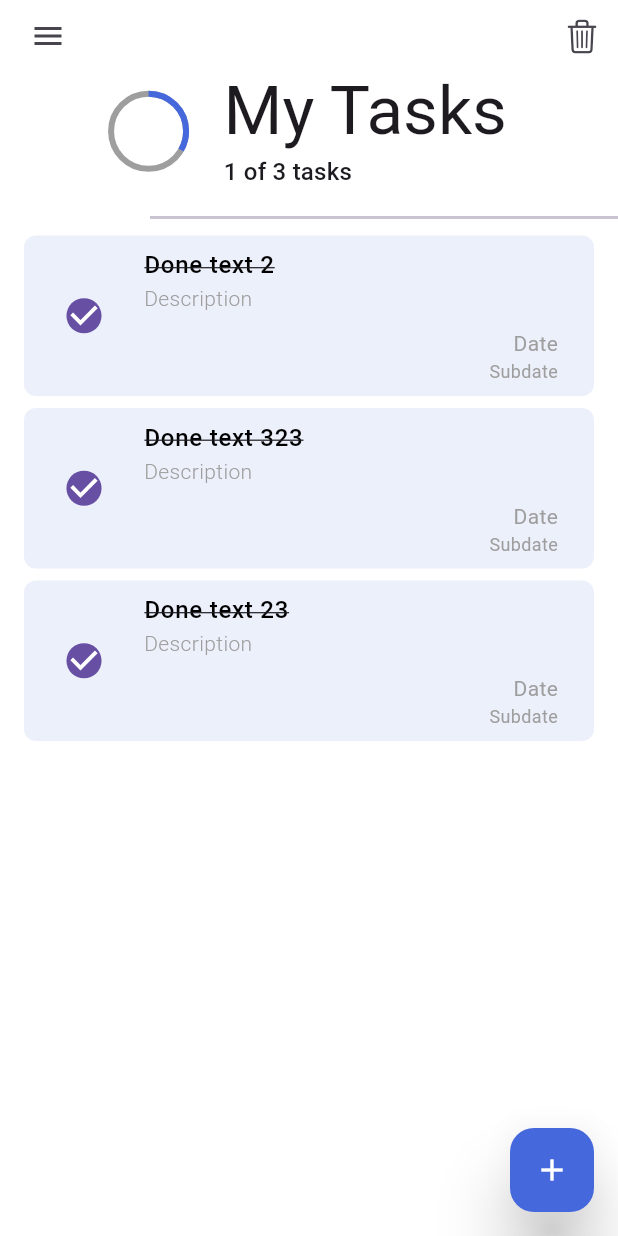
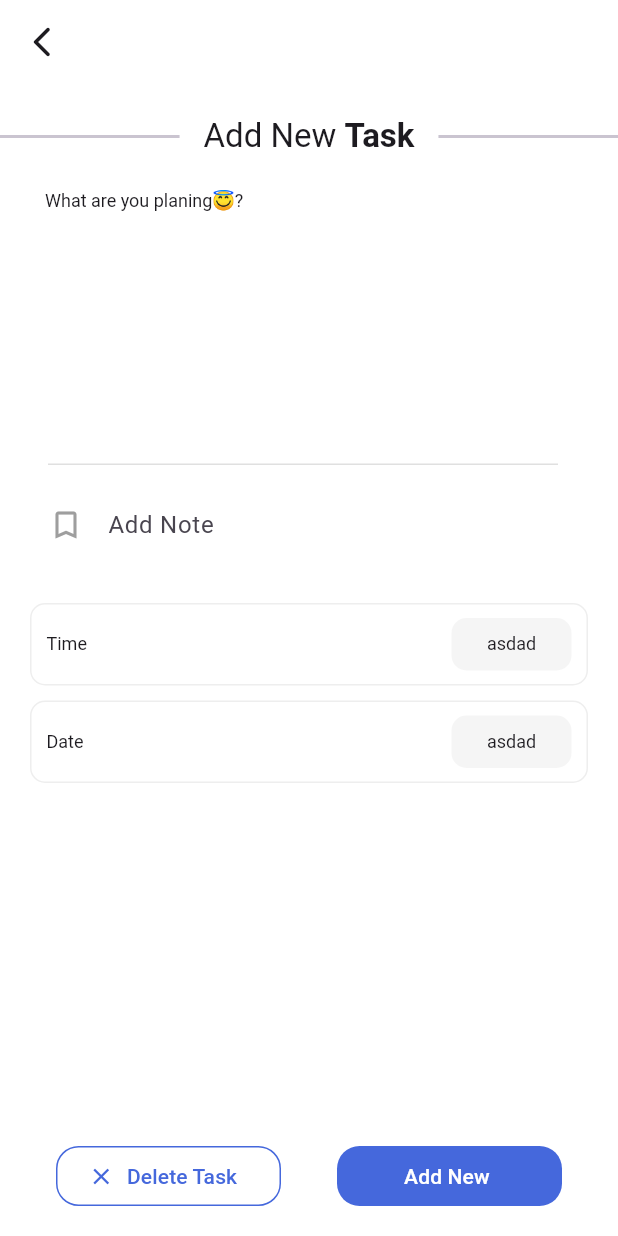
Before and after one commit to fjr619/Flutter-Todo-Hive, a Flutter app: the screen it shows after launch, after a tap on the "add" icon, on a phone screen of 412 x 824 dp. Run offline on Flutter 3.47's test engine with Material 3 defaults, Android fonts, the phone set to English and light mode, and no system bars; drawn by our look-alikes of flutter_slider_drawer; our stand-ins replace animate_do, gap, lottie; missing offline and left inert: flutter_cupertino_date_picker_fork.

Commit message:
create task screen

```diff
--- a/lib/presentation/screens/home/components/fab.dart
+++ b/lib/presentation/screens/home/components/fab.dart
@@ -1,6 +1,8 @@
 import 'dart:developer';
 
+import 'package:flutter/cupertino.dart';
 import 'package:flutter/material.dart';
+import 'package:flutter_todo_hive/presentation/screens/task/task_screen.dart';
 
 import '../../../utils/colors.dart';
 
@@ -15,8 +17,13 @@ class FAB extends StatelessWidget {
       backgroundColor: AppColors.primaryColor,
       elevation: 20,
       onPressed: () {
-        //navigate to task view
-        log("task view");
+        //TODO pakai go router
+        Navigator.push(
+          context,
+          CupertinoPageRoute(
+            builder: (context) => const TaskScreen(),
+          ),
+        );
       },
       child: const Icon(
         Icons.add,
--- /dev/null
+++ b/lib/presentation/screens/task/components/date_time_selection.dart
@@ -0,0 +1,79 @@
+import 'dart:developer';
+
+import 'package:flutter/material.dart';
+import 'package:flutter_cupertino_date_picker_fork/flutter_cupertino_date_picker_fork.dart';
+import 'package:intl/intl.dart';
+
+import '../../../utils/strings.dart';
+
+class DateTimeSelection extends StatelessWidget {
+  const DateTimeSelection(
+      {super.key, required this.title, required this.onTap, required this.margin});
+
+  final String title;
+  final VoidCallback onTap;
+  final EdgeInsetsGeometry margin;
+
+  @override
+  Widget build(BuildContext context) {
+    TextTheme textTheme = Theme.of(context).textTheme;
+    return Container(
+      margin: margin,
+      width: double.infinity,
+      height: 55,
+      decoration: BoxDecoration(
+        color: Colors.white,
+        border: Border.all(color: Colors.grey.shade200, width: 1),
+        borderRadius: BorderRadius.circular(10),
+      ),
+      child: Row(
+        mainAxisAlignment: MainAxisAlignment.spaceBetween,
+        crossAxisAlignment: CrossAxisAlignment.center,
+        children: [
+          Padding(
+            padding: const EdgeInsets.only(left: 10),
+            child: Text(
+              title,
+              style: textTheme.headlineSmall?.copyWith(fontSize: 12),
+            ),
+          ),
+          Container(
+            margin: const EdgeInsets.only(right: 10),
+            width: 80,
+            height: 35,
+            decoration: BoxDecoration(
+                borderRadius: BorderRadius.circular(10),
+                color: Colors.grey.shade100),
+            child: Material(
+              color: Colors.transparent,
+              child: InkWell(
+                borderRadius: BorderRadius.circular(10),
+                onTap: onTap,
+                // onTap: () {
+                // showModalBottomSheet(
+                //   context: context,
+                //   builder: (context) => SizedBox(
+                //     height: 255,
+                //     child: TimePickerWidget(
+                //       // initDateTime: ,
+                //       onConfirm: (dateTime, selectedIndex) {
+                //         log(DateFormat.Hms().format(dateTime));
+                //       },
+                //     ),
+                //   ),
+                // );
+                // },
+                child: Center(
+                  child: Text(
+                    'asdad',
+                    style: textTheme.headlineSmall?.copyWith(fontSize: 12),
+                  ),
+                ),
+              ),
+            ),
+          ),
+        ],
+      ),
+    );
+  }
+}
--- /dev/null
+++ b/lib/presentation/screens/task/task_screen.dart
@@ -0,0 +1,253 @@
+import 'dart:developer';
+
+import 'package:flutter/material.dart';
+import 'package:flutter_cupertino_date_picker_fork/flutter_cupertino_date_picker_fork.dart';
+import 'package:flutter_todo_hive/presentation/screens/task/components/date_time_selection.dart';
+import 'package:flutter_todo_hive/presentation/utils/colors.dart';
+import 'package:flutter_todo_hive/presentation/utils/strings.dart';
+import 'package:gap/gap.dart';
+import 'package:intl/intl.dart';
+
+class TaskScreen extends StatefulWidget {
+  const TaskScreen({super.key});
+
+  @override
+  State<TaskScreen> createState() => _TaskScreenState();
+}
+
+class _TaskScreenState extends State<TaskScreen> {
+  final TextEditingController titleTaskController = TextEditingController();
+  final TextEditingController descriptionTaskController =
+      TextEditingController();
+
+  @override
+  Widget build(BuildContext context) {
+    TextTheme textTheme = Theme.of(context).textTheme;
+
+    return GestureDetector(
+      onTap: () => FocusManager.instance.primaryFocus?.unfocus(),
+      child: Scaffold(
+        backgroundColor: Colors.white,
+        appBar: AppBar(
+          backgroundColor: Colors.white,
+          leading: IconButton(
+            onPressed: () {
+              Navigator.pop(context);
+            },
+            icon: const Icon(Icons.arrow_back_ios_new_rounded),
+          ),
+        ),
+        body: Expanded(
+          child: Column(
+            children: [
+              _titleSection(textTheme),
+              _textfieldSection(textTheme, context),
+              _allButtonSection()
+            ],
+          ),
+        ),
+      ),
+    );
+  }
+
+  Widget _titleSection(TextTheme textTheme) {
+    return SizedBox(
+      width: double.infinity,
+      height: 70,
+      child: Row(
+        children: [
+          const Expanded(
+            child: Divider(
+              thickness: 2,
+            ),
+          ),
+          Padding(
+            padding: const EdgeInsets.symmetric(horizontal: 16),
+            child: RichText(
+              text: TextSpan(
+                text: AppStr.addNewTask,
+                style: textTheme.titleLarge,
+                children: const [
+                  TextSpan(
+                      text: AppStr.taskStrnig,
+                      style: TextStyle(fontWeight: FontWeight.w700))
+                ],
+              ),
+            ),
+          ),
+          const Expanded(
+            child: Divider(
+              thickness: 2,
+            ),
+          ),
+        ],
+      ),
+    );
+  }
+
+  Widget _textfieldSection(TextTheme textTheme, BuildContext context) {
+    return SizedBox(
+      width: double.infinity,
+      child: Column(
+        crossAxisAlignment: CrossAxisAlignment.start,
+        children: [
+          /// Title of textfield
+          Padding(
+            padding: const EdgeInsets.only(left: 30),
+            child: Text(
+              AppStr.titleOfTitleTextField,
+              style: textTheme.headlineMedium?.copyWith(fontSize: 12),
+            ),
+          ),
+
+          ///Title textfield
+          Container(
+            margin: const EdgeInsets.symmetric(horizontal: 16),
+            width: double.infinity,
+            child: ListTile(
+              title: TextFormField(
+                controller: titleTaskController,
+                cursorHeight: 60,
+                maxLines: 6,
+                style: const TextStyle(color: Colors.black),
+                decoration: InputDecoration(
+                  enabledBorder: UnderlineInputBorder(
+                    borderSide: BorderSide(
+                      color: Colors.grey.shade300,
+                    ),
+                  ),
+                  focusedBorder: UnderlineInputBorder(
+                    borderSide: BorderSide(
+                      color: Colors.grey.shade300,
+                    ),
+                  ),
+                ),
+                onFieldSubmitted: (value) {},
+                onChanged: (value) {},
+              ),
+            ),
+          ),
+
+          ///Note TextField
+          Container(
+            margin: const EdgeInsets.symmetric(horizontal: 16),
+            child: ListTile(
+              title: TextFormField(
+                controller: descriptionTaskController,
+                style: const TextStyle(color: Colors.black),
+                decoration: const InputDecoration(
+                  icon: Icon(
+                    Icons.bookmark_border,
+                    color: Colors.grey,
+                  ),
+                  border: InputBorder.none,
+                  hintText: AppStr.addNote,
+                ),
+                onFieldSubmitted: (value) {},
+                onChanged: (value) {},
+              ),
+            ),
+          ),
+
+          ///Time picker
+          DateTimeSelection(
+            title: AppStr.timeString,
+            margin: const EdgeInsets.fromLTRB(20, 20, 20, 10),
+            onTap: () {
+              FocusManager.instance.primaryFocus?.unfocus();
+              showModalBottomSheet(
+                context: context,
+                builder: (context) => SizedBox(
+                  height: 255,
+                  child: TimePickerWidget(
+                    // initDateTime: ,
+                    dateFormat: 'HH:mm',
+                    onConfirm: (dateTime, selectedIndex) {
+                      log(DateFormat.Hm().format(dateTime));
+                    },
+                  ),
+                ),
+              );
+            },
+          ),
+
+          ///Date picker
+          DateTimeSelection(
+            title: AppStr.dateString,
+            margin: const EdgeInsets.fromLTRB(20, 0, 20, 20),
+            onTap: () {
+              FocusManager.instance.primaryFocus?.unfocus();
+              DatePicker.showDatePicker(
+                context,
+                onConfirm: (dateTime, selectedIndex) {
+                  log(DateFormat('dd-mm-yyyy').format(dateTime));
+                },
+              );
+            },
+          ),
+        ],
+      ),
+    );
+  }
+
+  Widget _allButtonSection() {
+    return Expanded(
+      child: Padding(
+        padding: const EdgeInsets.only(bottom: 16),
+        child: Row(
+          crossAxisAlignment: CrossAxisAlignment.end,
+          mainAxisAlignment: MainAxisAlignment.spaceEvenly,
+          children: [
+            /// Delete Task Button
+            Container(
+              constraints: const BoxConstraints(
+                minWidth: 150,
+              ),
+              child: OutlinedButton.icon(
+                style: OutlinedButton.styleFrom(
+                    shape: RoundedRectangleBorder(
+                      borderRadius: BorderRadius.circular(15),
+                    ),
+                    side: const BorderSide(
+                        width: 1, color: AppColors.primaryColor)),
+                icon: const Icon(
+                  Icons.close,
+                  color: AppColors.primaryColor,
+                ),
+                onPressed: () {
+                  FocusManager.instance.primaryFocus?.unfocus();
+                  log('on delete');
+                },
+                label: const Text(
+                  AppStr.deleteTask,
+                  style: TextStyle(
+                    color: AppColors.primaryColor,
+                  ),
+                ),
+              ),
+            ),
+
+            ///Add or update task
+            Container(
+              constraints: const BoxConstraints(
+                minWidth: 150,
+              ),
+              child: ElevatedButton(
+                  style: ElevatedButton.styleFrom(
+                      elevation: 0,
+                      shadowColor: Colors.transparent,
+                      backgroundColor: AppColors.primaryColor,
+                      foregroundColor: Colors.white,
+                      shape: RoundedRectangleBorder(
+                          borderRadius: BorderRadius.circular(15))),
+                  onPressed: () {
+                    FocusManager.instance.primaryFocus?.unfocus();
+                  },
+                  child: const Text(AppStr.addNewTask)),
+            ),
+          ],
+        ),
+      ),
+    );
+  }
+}
```
